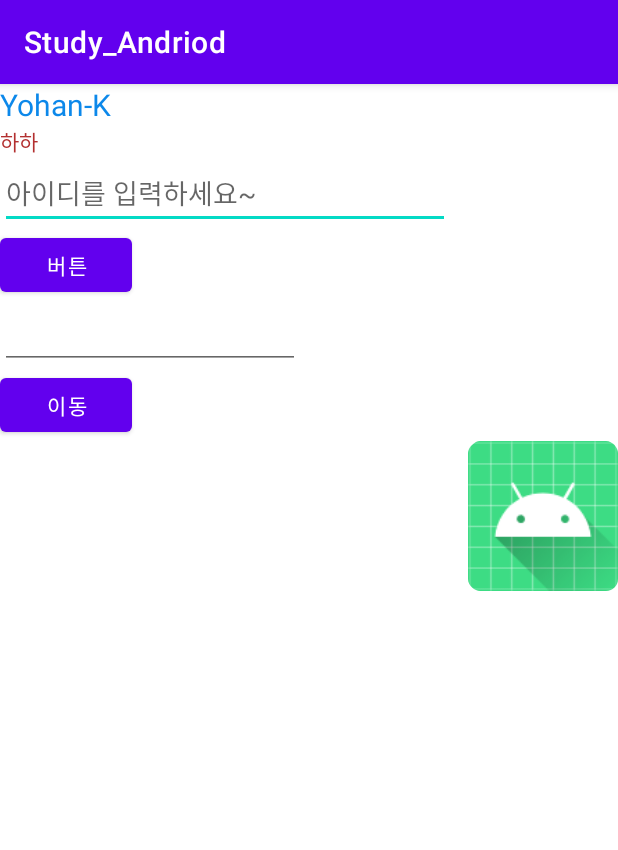
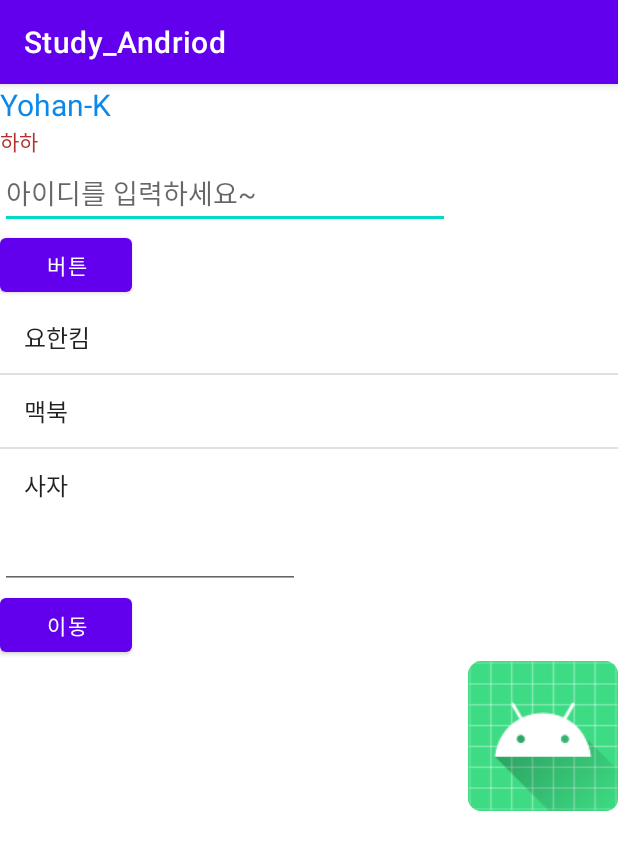
Before and after one commit to Yohan-K/Study_Andriod, an Android app: the screen it shows after launch (MainActivity), on a phone screen of 412 x 824 dp. Shown: the top 850 px of the screen. Run offline under Robolectric (Android 15) with nearby library versions, the phone set to English and light mode, and no system bars.

Commit message:
1. ListView

```diff
--- a/app/src/main/AndroidManifest.xml
+++ b/app/src/main/AndroidManifest.xml
@@ -9,7 +9,6 @@
         android:roundIcon="@mipmap/ic_launcher_round"
         android:supportsRtl="true"
         android:theme="@style/Theme.Study_Andriod">
-        <activity android:name=".SubActivity"></activity>
         <activity android:name=".MainActivity">
             <intent-filter>
                 <action android:name="android.intent.action.MAIN" />
@@ -17,6 +16,7 @@
                 <category android:name="android.intent.category.LAUNCHER" />
             </intent-filter>
         </activity>
+        <activity android:name=".SubActivity" />
     </application>
 
 </manifest>
--- a/app/src/main/java/com/example/study_andriod/MainActivity.java
+++ b/app/src/main/java/com/example/study_andriod/MainActivity.java
@@ -5,10 +5,17 @@ import androidx.appcompat.app.AppCompatActivity;
 import android.content.Intent;
 import android.os.Bundle;
 import android.view.View;
+import android.widget.ArrayAdapter;
 import android.widget.Button;
 import android.widget.EditText;
 import android.widget.ImageView;
+import android.widget.ListView;
 import android.widget.Toast;
+
+import com.google.android.material.floatingactionbutton.FloatingActionButton;
+
+import java.util.ArrayList;
+import java.util.List;
 
 public class MainActivity extends AppCompatActivity {
 
@@ -18,6 +25,7 @@ public class MainActivity extends AppCompatActivity {
     private EditText et_test;
     private String str;
     ImageView img_test;
+    private ListView list;
 
     @Override
     protected void onCreate(Bundle savedInstanceState) {
@@ -28,7 +36,9 @@ public class MainActivity extends AppCompatActivity {
         btn_test = findViewById(R.id.btn_test);
         btn_move = findViewById(R.id.btn_move);
         et_test = findViewById(R.id.et_test);
+        list = (ListView)findViewById(R.id.list);
 
+        // Button
         btn_test.setOnClickListener(new View.OnClickListener() {
             @Override
             public void onClick(View v) {
@@ -47,6 +57,7 @@ public class MainActivity extends AppCompatActivity {
             }
         });
 
+        // Image
         img_test = (ImageView)findViewById(R.id.img_test);
         img_test.setOnClickListener(new View.OnClickListener() {
             @Override
@@ -55,5 +66,14 @@ public class MainActivity extends AppCompatActivity {
                 Toast.makeText(getApplicationContext(), "이미지 클릭!", Toast.LENGTH_SHORT).show();
             }
         });
+
+        // List
+        List<String> data = new ArrayList<>();
+        ArrayAdapter<String> adapter = new ArrayAdapter<>(this, android.R.layout.simple_list_item_1, data);
+        list.setAdapter(adapter);
+        data.add("요한킴");
+        data.add("맥북");
+        data.add("사자");
+        adapter.notifyDataSetChanged(); // 저장
     }
 }
--- a/app/src/main/res/layout/activity_main.xml
+++ b/app/src/main/res/layout/activity_main.xml
@@ -1,4 +1,5 @@
 <?xml version="1.0" encoding="utf-8"?>
+
 <LinearLayout xmlns:android="http://schemas.android.com/apk/res/android"
     xmlns:app="http://schemas.android.com/apk/res-auto"
     xmlns:tools="http://schemas.android.com/tools"
@@ -32,6 +33,11 @@
         android:layout_height="wrap_content"
         android:text="버튼" />
 
+    <ListView
+        android:id="@+id/list"
+        android:layout_width="match_parent"
+        android:layout_height="wrap_content"
+        />
     <EditText
         android:id="@+id/et_test"
         android:layout_width="200dp"
@@ -54,4 +60,6 @@
             android:layout_height="100dp"
             android:src="@mipmap/ic_launcher" />
     </LinearLayout>
+
+
 </LinearLayout>
```
